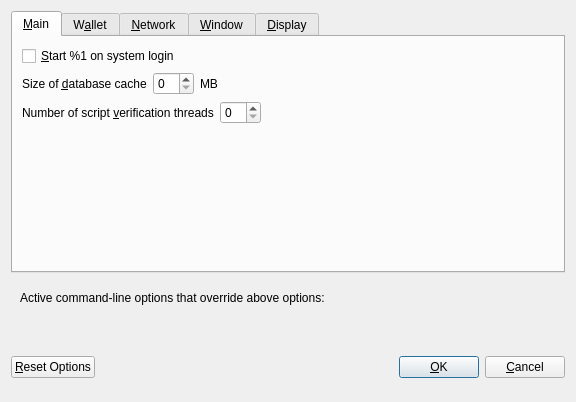
Above: src/qt/forms/optionsdialog.ui from ioncoincore/ion before the change. Below: the same form after it.
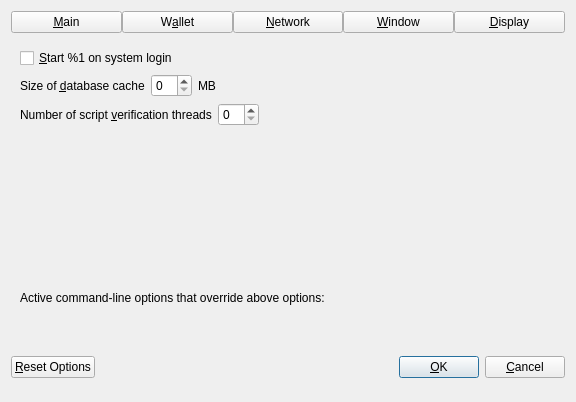
That is the form after the change. Custom widgets are drawn as their Qt base class.

```diff
--- a/src/qt/forms/optionsdialog.ui
+++ b/src/qt/forms/optionsdialog.ui
@@ -18,14 +18,77 @@
   </property>
   <layout class="QVBoxLayout" name="verticalLayout">
    <item>
-    <widget class="QTabWidget" name="tabWidget">
+    <layout class="QHBoxLayout" name="horizontalLayout_Buttons_2">
+     <property name="spacing">
+      <number>0</number>
+     </property>
+     <property name="topMargin">
+      <number>0</number>
+     </property>
+     <item>
+      <widget class="QPushButton" name="btnMain">
+       <property name="text">
+        <string>&amp;Main</string>
+       </property>
+       <property name="checkable">
+        <bool>true</bool>
+       </property>
+      </widget>
+     </item>
+     <item>
+      <widget class="QPushButton" name="btnWallet">
+       <property name="text">
+        <string>W&amp;allet</string>
+       </property>
+       <property name="checkable">
+        <bool>true</bool>
+       </property>
+      </widget>
+     </item>
+     <item>
+      <widget class="QPushButton" name="btnNetwork">
+       <property name="text">
+        <string>&amp;Network</string>
+       </property>
+       <property name="checkable">
+        <bool>true</bool>
+       </property>
+      </widget>
+     </item>
+     <item>
+      <widget class="QPushButton" name="btnWindow">
+       <property name="text">
+        <string>&amp;Window</string>
+       </property>
+       <property name="checkable">
+        <bool>true</bool>
+       </property>
+      </widget>
+     </item>
+     <item>
+      <widget class="QPushButton" name="btnDisplay">
+       <property name="text">
+        <string>&amp;Display</string>
+       </property>
+       <property name="checkable">
+        <bool>true</bool>
+       </property>
+      </widget>
+     </item>
+    </layout>
+   </item>
+   <item>
+    <widget class="QStackedWidget" name="stackedWidgetOptions">
+     <property name="minimumSize">
+      <size>
+       <width>0</width>
+       <height>0</height>
+      </size>
+     </property>
      <property name="currentIndex">
       <number>0</number>
      </property>
-     <widget class="QWidget" name="tabMain">
-      <attribute name="title">
-       <string>&amp;Main</string>
-      </attribute>
+     <widget class="QWidget" name="pageMain">
       <layout class="QVBoxLayout" name="verticalLayout_Main">
        <item>
         <widget class="QCheckBox" name="bitcoinAtStartup">
@@ -132,10 +195,7 @@
        </item>
       </layout>
      </widget>
-     <widget class="QWidget" name="tabWallet">
-      <attribute name="title">
-       <string>W&amp;allet</string>
-      </attribute>
+     <widget class="QWidget" name="pageWallet">
       <layout class="QVBoxLayout" name="verticalLayout_Wallet">
        <item>
         <widget class="QGroupBox" name="groupBox">
@@ -273,10 +333,7 @@
        </item>
       </layout>
      </widget>
-     <widget class="QWidget" name="tabNetwork">
-      <attribute name="title">
-       <string>&amp;Network</string>
-      </attribute>
+     <widget class="QWidget" name="pageNetwork">
       <layout class="QVBoxLayout" name="verticalLayout_Network">
        <item>
         <widget class="QCheckBox" name="mapPortUpnp">
@@ -591,10 +648,7 @@
        </item>
       </layout>
      </widget>
-     <widget class="QWidget" name="tabWindow">
-      <attribute name="title">
-       <string>&amp;Window</string>
-      </attribute>
+     <widget class="QWidget" name="pageWindow">
       <layout class="QVBoxLayout" name="verticalLayout_Window">
        <item>
         <widget class="QCheckBox" name="hideTrayIcon">
@@ -641,10 +695,7 @@
        </item>
       </layout>
      </widget>
-     <widget class="QWidget" name="tabDisplay">
-      <attribute name="title">
-       <string>&amp;Display</string>
-      </attribute>
+     <widget class="QWidget" name="pageDisplay">
       <layout class="QVBoxLayout" name="verticalLayout_Display">
        <item>
         <layout class="QHBoxLayout" name="horizontalLayout_1_Display">
```
